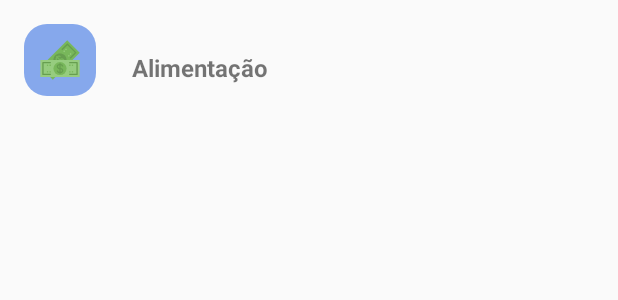
After one commit to emersonfiwre/FinanceCasaDeDeus, an Android app: the layout card_category.xml on its own in the app's theme, with its tools: preview values and no code run, on a phone screen of 412 x 824 dp. The commit adds this screen. Shown: the top 300 px of the screen. Run offline under Robolectric (Android 15) with nearby library versions, the light colour scheme and no system bars.

Commit message:
Fazendo bottomdialog com recyclerview para pegar as categorias, para tirar o spinner. Fazer uma bottomsheetdialog para adicionar a transaction

```diff
--- a/app/src/main/java/br/com/casadedeus/view/adapter/TransactionAdapter.kt
+++ b/app/src/main/java/br/com/casadedeus/view/adapter/TransactionAdapter.kt
@@ -42,8 +42,8 @@ class TransactionAdapter : RecyclerView.Adapter<TransactionAdapter.MyViewHolder>
             mTransactionModelList = it
             notifyDataSetChanged()
         }
+    }
 
-    }
 
     fun attachListener(listener: OnItemClickListener<TransactionModel>) {
         mListener = listener
@@ -57,7 +57,7 @@ class TransactionAdapter : RecyclerView.Adapter<TransactionAdapter.MyViewHolder>
         private var mDay: TextView = itemView.lbl_day
         private var mDesc: TextView = itemView.lbl_desc
         private var mPrice: TextView = itemView.lbl_price
-        private var mImage: ImageView = itemView.img_category
+        private var mImage: ImageView = itemView.img_transaction
         private var mCardTransaction: View = itemView.card_transaction
 
         fun bindTransaction(transaction: TransactionModel) {
--- /dev/null
+++ b/app/src/main/res/layout/card_category.xml
@@ -0,0 +1,35 @@
+<?xml version="1.0" encoding="utf-8"?>
+<androidx.constraintlayout.widget.ConstraintLayout xmlns:android="http://schemas.android.com/apk/res/android"
+    xmlns:app="http://schemas.android.com/apk/res-auto"
+    android:id="@+id/card_category"
+    xmlns:tools="http://schemas.android.com/tools"
+    android:layout_width="match_parent"
+    android:layout_height="wrap_content"
+    android:padding="16dp">
+
+    <ImageView
+        android:id="@+id/img_category"
+        android:layout_width="48dp"
+        android:layout_height="48dp"
+        android:background="@drawable/shape_card_expenditure"
+        android:backgroundTint="#86A8EC"
+        android:contentDescription="Image Category"
+        android:padding="10dp"
+        android:src="@drawable/ic_money"
+        app:layout_constraintLeft_toLeftOf="parent"
+        app:layout_constraintTop_toTopOf="parent" />
+
+    <TextView
+        android:id="@+id/txt_category"
+        android:layout_width="wrap_content"
+        android:layout_height="wrap_content"
+        android:layout_marginStart="16dp"
+        android:layout_marginLeft="16dp"
+        android:padding="8dp"
+        android:text="Alimentação"
+        android:textSize="16sp"
+        android:textStyle="bold"
+        app:layout_constraintBottom_toBottomOf="parent"
+        app:layout_constraintLeft_toRightOf="@+id/img_category" />
+
+</androidx.constraintlayout.widget.ConstraintLayout>
--- a/app/src/main/res/layout/dialog_single_input.xml
+++ b/app/src/main/res/layout/dialog_single_input.xml
@@ -105,6 +105,7 @@
             android:layout_marginBottom="10dp"
             android:spinnerMode="dropdown" /-->
         <TextView
+            android:id="@+id/txt_categoria"
             android:layout_width="match_parent"
             android:layout_height="wrap_content"
             android:layout_marginStart="10dp"
--- a/app/src/main/res/layout/fragment_transaction.xml
+++ b/app/src/main/res/layout/fragment_transaction.xml
@@ -184,8 +184,10 @@
         android:layout_width="wrap_content"
         android:layout_height="wrap_content"
         android:layout_gravity="right"
+        android:layout_marginTop="8dp"
         android:layout_marginEnd="16dp"
         android:layout_marginRight="16dp"
+        android:background="@drawable/shape_btn_register"
         android:text="@string/filters"
         android:visibility="gone" />
 
```
Also changed, not shown: app/src/main/java/br/com/casadedeus/view/TransactionFragment.kt (+28 -1 lines), app/src/main/java/br/com/casadedeus/view/adapter/CategoryAdapter.kt (added, +61 -0 lines), app/src/main/res/layout/bottom_dialog_categories.xml (added, +30 -0 lines), app/src/main/res/layout/card_transaction.xml (+5 -5 lines).
